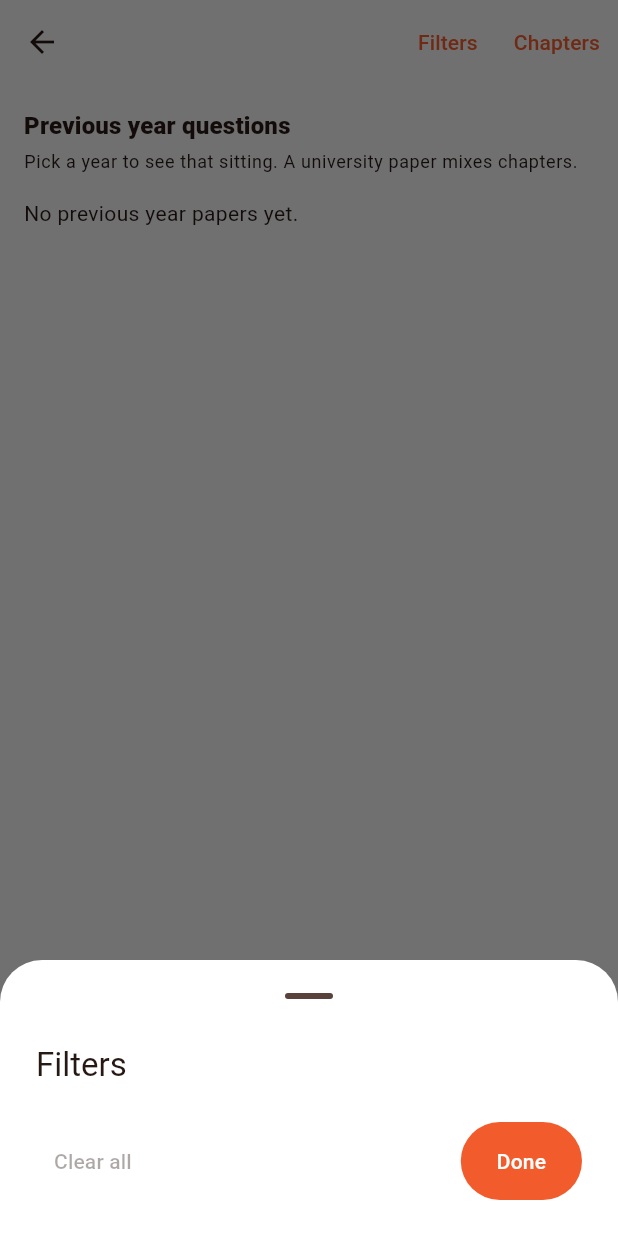
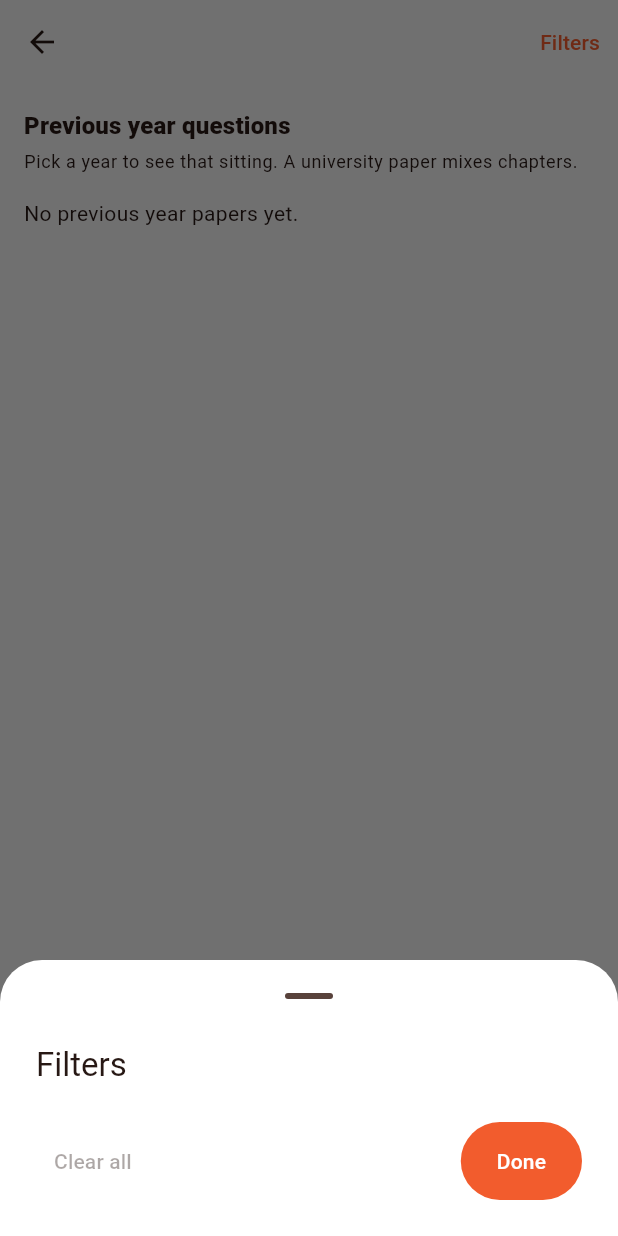
Before and after one commit to shishal/Medico, a Flutter app: the SubjectPyqScreen screen opened directly with empty values, after a tap on "Filters", on a phone screen of 412 x 824 dp. Run offline on Flutter 3.47's test engine with Material 3 defaults, Android fonts, the phone set to English and light mode, and no system bars; our stand-ins replace flutter_dotenv, flutter_markdown_plus, flutter_riverpod, go_router, riverpod_annotation, shared_preferences and 1 more; missing offline and left inert: no_screenshot; accounts and stored records are empty; generated files the repository leaves out were written again; network calls fail.

Commit message:
Move chapter picking into Filters and drop the year-list Chapters button.
Students already filter by chapter in the sheet; a second syllabus button on that screen was confusing.

Co-authored-by: Cursor <cursoragent@cursor.com>

```diff
--- a/lib/features/pyq/presentation/screens/subject_pyq_screen.dart
+++ b/lib/features/pyq/presentation/screens/subject_pyq_screen.dart
@@ -40,12 +40,6 @@ class SubjectPyqScreen extends ConsumerWidget {
               ),
             ),
             child: Text(filter.isActive ? 'Filters · on' : 'Filters'),
-          ),
-          TextButton(
-            onPressed: () => context.push(
-              AppRoutes.subjectTopicsPath(subjectId, title),
-            ),
-            child: const Text('Chapters'),
           ),
         ],
       ),
--- a/lib/features/pyq/presentation/widgets/subject_pyq_filter_sheet.dart
+++ b/lib/features/pyq/presentation/widgets/subject_pyq_filter_sheet.dart
@@ -82,7 +82,7 @@ class SubjectPyqFilterSheet extends ConsumerWidget {
               ],
               if (chapters.isNotEmpty) ...[
                 const SizedBox(height: Spacing.md),
-                Text('Chapter', style: Theme.of(context).textTheme.titleSmall),
+                Text('Chapters', style: Theme.of(context).textTheme.titleSmall),
                 const SizedBox(height: Spacing.sm),
                 Wrap(
                   spacing: Spacing.sm,
```
Also changed, not shown: 3 other files.
